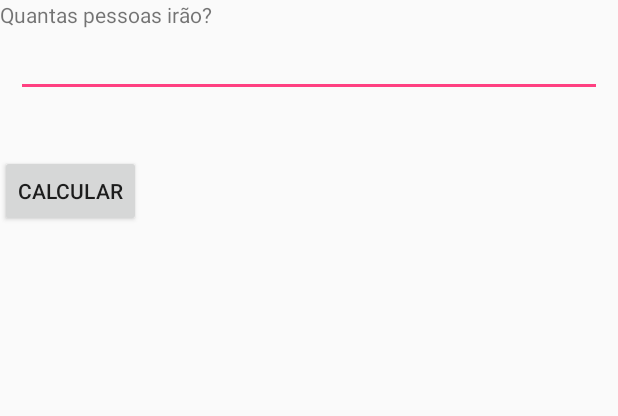
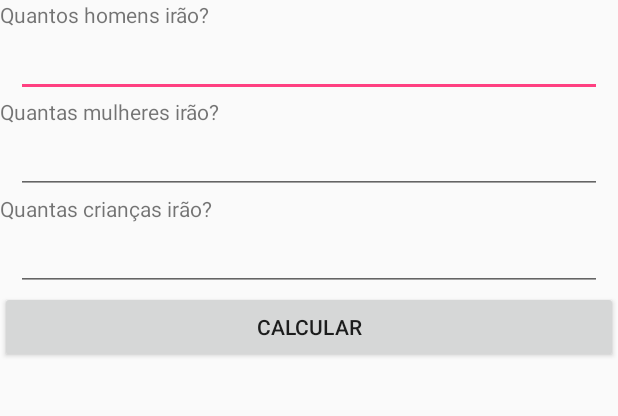
Before and after one commit to MuriloCondutta/Churras, an Android app: the screen it shows after launch (MainActivity), on a phone screen of 412 x 824 dp, the part 133-549 px from its top. Run offline under Robolectric (Android 15) with nearby library versions, the phone set to English and light mode, and no system bars.

Commit message:
#02 - Calculo baseado em tipos de pessoas. Ícone novo.

```diff
--- a/app/src/main/AndroidManifest.xml
+++ b/app/src/main/AndroidManifest.xml
@@ -4,9 +4,9 @@
 
     <application
         android:allowBackup="true"
-        android:icon="@mipmap/ic_launcher"
+        android:icon="@mipmap/churrasqueira"
         android:label="@string/app_name"
-        android:roundIcon="@mipmap/ic_launcher_round"
+        android:roundIcon="@mipmap/churrasqueira_round"
         android:supportsRtl="true"
         android:theme="@style/AppTheme">
         <activity android:name=".MainActivity">
--- a/app/src/main/java/br/com/murilocondutta/churras/MainActivity.java
+++ b/app/src/main/java/br/com/murilocondutta/churras/MainActivity.java
@@ -6,20 +6,36 @@ import android.view.View;
 import android.widget.Button;
 import android.widget.EditText;
 import android.widget.TextView;
+import android.widget.Toast;
 
 public class MainActivity extends AppCompatActivity {
 
-    private EditText pessoas;
+    // Quantidade de convidados
+    private EditText qtdeHomem;
+    private EditText qtdeMulher;
+    private EditText qtdeCrianca;
+
+    // Outros elementos
     private Button calcular;
     private TextView resultado;
-    private int quantidadeCarnes;
+
+    // Váriavel para resultado final
+    private int qtdeCarnes;
+
+    // Quantidades bases
+    private static final int CARNES_HOMEM = 350;
+    private static final int CARNES_MULHER = 300;
+    private static final int CARNES_CRIANCA = 250;
 
     @Override
     protected void onCreate(Bundle savedInstanceState) {
         super.onCreate(savedInstanceState);
         setContentView(R.layout.activity_main);
 
-        pessoas = findViewById(R.id.edtPessoas);
+        qtdeHomem = findViewById(R.id.edtHomens);
+        qtdeMulher = findViewById(R.id.edtMulheres);
+        qtdeCrianca = findViewById(R.id.edtCrianças);
+
         calcular = findViewById(R.id.btnCalcular);
         resultado = findViewById(R.id.txtResultado);
 
@@ -27,9 +43,27 @@ public class MainActivity extends AppCompatActivity {
             @Override
             public void onClick(View view) {
 
-                quantidadeCarnes = Integer.valueOf(pessoas.getText().toString()) * 350;
+                if (qtdeHomem.getText().length() == 0 || qtdeHomem.getText().equals("")){
 
-                resultado.setText("Deverá ser comprado " + quantidadeCarnes + "g de carne.");
+                    Toast.makeText(MainActivity.this, "Há erros de valores!", Toast.LENGTH_SHORT).show();
+
+                } else if (qtdeMulher.getText().length() == 0 || qtdeMulher.getText().equals("")){
+
+                    Toast.makeText(MainActivity.this, "Há erros de valores!", Toast.LENGTH_SHORT).show();
+
+                } else if (qtdeCrianca.getText().length() == 0 || qtdeCrianca.getText().equals("")){
+
+                    Toast.makeText(MainActivity.this, "Há erros de valores!", Toast.LENGTH_SHORT).show();
+
+                } else {
+
+                    qtdeCarnes = CARNES_HOMEM * Integer.valueOf(qtdeHomem.getText().toString());
+                    qtdeCarnes += CARNES_MULHER * Integer.valueOf(qtdeMulher.getText().toString());
+                    qtdeCarnes += CARNES_CRIANCA * Integer.valueOf(qtdeCrianca.getText().toString());
+
+                    resultado.setText("Deverá ser comprado " + qtdeCarnes + "g de carne.");
+
+                }
 
             }
         });
--- a/app/src/main/res/layout/activity_main.xml
+++ b/app/src/main/res/layout/activity_main.xml
@@ -31,13 +31,13 @@
                 android:orientation="vertical">
 
                 <TextView
-                    android:id="@+id/txtPessoas"
+                    android:id="@+id/txtHomens"
                     android:layout_width="match_parent"
                     android:layout_height="wrap_content"
-                    android:text="@string/Pessoas" />
+                    android:text="@string/Homens" />
 
                 <EditText
-                    android:id="@+id/edtPessoas"
+                    android:id="@+id/edtHomens"
                     android:layout_width="match_parent"
                     android:layout_height="wrap_content"
                     android:layout_marginLeft="16px"
@@ -46,26 +46,67 @@
                     android:inputType="number" />
             </LinearLayout>
 
+            <LinearLayout
+                android:layout_width="match_parent"
+                android:layout_height="match_parent"
+                android:orientation="vertical">
+
+                <TextView
+                    android:id="@+id/txtMulheres"
+                    android:layout_width="match_parent"
+                    android:layout_height="wrap_content"
+                    android:text="@string/Mulheres" />
+
+                <EditText
+                    android:id="@+id/edtMulheres"
+                    android:layout_width="match_parent"
+                    android:layout_height="wrap_content"
+                    android:layout_marginLeft="16px"
+                    android:layout_marginRight="16px"
+                    android:ems="10"
+                    android:inputType="number" />
             </LinearLayout>
-    </ScrollView>
+
+            <LinearLayout
+                android:layout_width="match_parent"
+                android:layout_height="match_parent"
+                android:orientation="vertical">
+
+                <TextView
+                    android:id="@+id/txtCrianças"
+                    android:layout_width="match_parent"
+                    android:layout_height="wrap_content"
+                    android:text="@string/Criancas" />
+
+                <EditText
+                    android:id="@+id/edtCrianças"
+                    android:layout_width="match_parent"
+                    android:layout_height="wrap_content"
+                    android:layout_marginLeft="16px"
+                    android:layout_marginRight="16px"
+                    android:ems="10"
+                    android:inputType="number" />
+            </LinearLayout>
 
             <Button
                 android:id="@+id/btnCalcular"
-        android:layout_width="wrap_content"
+                android:layout_width="match_parent"
                 android:layout_height="wrap_content"
-        android:layout_marginTop="136dp"
                 android:text="@string/Calcular"
-        app:layout_constraintTop_toTopOf="@+id/scrollView2"
-        tools:layout_editor_absoluteX="145dp" />
+                tools:layout_editor_absoluteX="197dp"
+                tools:layout_editor_absoluteY="136dp" />
 
             <TextView
                 android:id="@+id/txtResultado"
-        android:layout_width="307dp"
+                android:layout_width="match_parent"
                 android:layout_height="212dp"
-        android:layout_marginTop="64dp"
+                android:layout_marginTop="10px"
                 android:textSize="36sp"
                 android:textStyle="bold"
                 app:layout_constraintTop_toBottomOf="@+id/btnCalcular"
                 tools:layout_editor_absoluteX="39dp" />
 
+        </LinearLayout>
+    </ScrollView>
+
 </android.support.constraint.ConstraintLayout>
--- a/app/src/main/res/values/strings.xml
+++ b/app/src/main/res/values/strings.xml
@@ -3,4 +3,7 @@
     <string name="CalculoChurras">Calculo para churrasco</string>
     <string name="Pessoas">Quantas pessoas irão?</string>
     <string name="Calcular">Calcular</string>
+    <string name="Homens">Quantos homens irão?</string>
+    <string name="Mulheres">Quantas mulheres irão?</string>
+    <string name="Criancas">Quantas crianças irão?</string>
 </resources>
```
Also changed, not shown: app/src/main/res/imagens/297094.png (deleted). Lines whose indentation alone changed are shown as unchanged.
